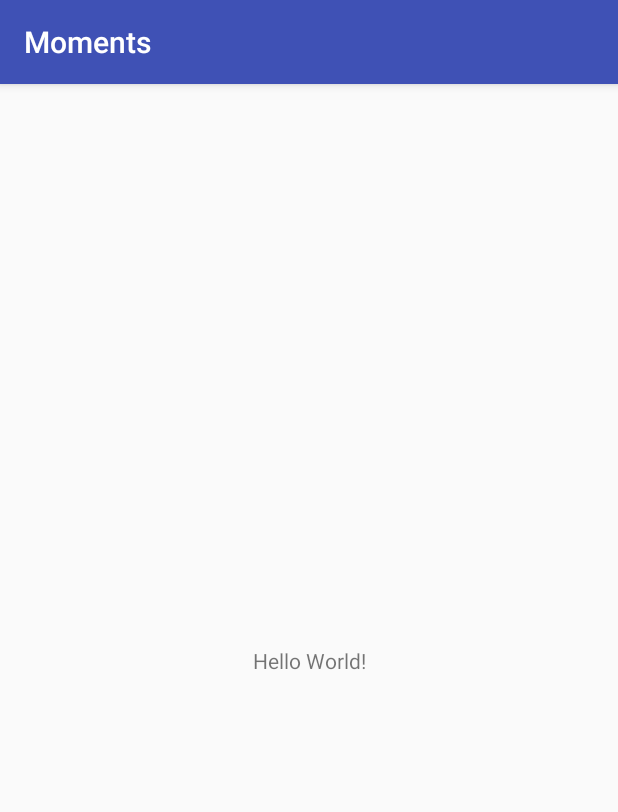
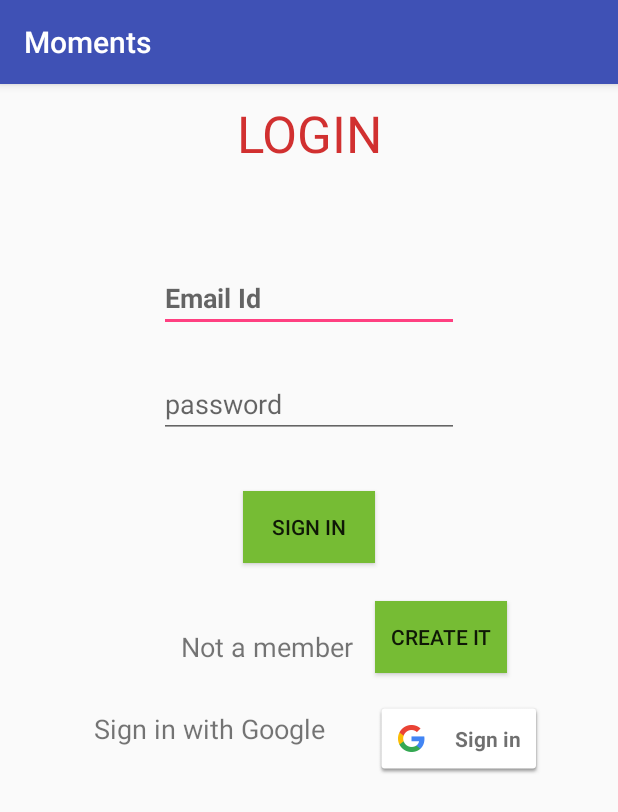
Before and after one commit to Ashu-Y/Moments, an Android app: the screen it shows after launch (MainActivity), on a phone screen of 412 x 824 dp. Shown: the top 812 px of the screen. Run offline under Robolectric (Android 15) with nearby library versions, the phone set to English and light mode, and no system bars.

Commit message:
XML Login

```diff
--- a/app/src/main/res/layout/activity_main.xml
+++ b/app/src/main/res/layout/activity_main.xml
@@ -1,19 +1,109 @@
 <?xml version="1.0" encoding="utf-8"?>
-<android.support.constraint.ConstraintLayout
+<RelativeLayout
     xmlns:android="http://schemas.android.com/apk/res/android"
     xmlns:app="http://schemas.android.com/apk/res-auto"
     xmlns:tools="http://schemas.android.com/tools"
     android:layout_width="match_parent"
     android:layout_height="match_parent"
-    tools:context="com.practice.android.moments.MainActivity">
+    tools:context="com.practice.android.moments.MainActivity"
+
+        tools:ignore="HardcodedText,RtlHardcoded">
+
+    <EditText
+        android:id="@+id/Emailogin"
+        android:layout_width="200dp"
+        android:layout_height="wrap_content"
+        android:layout_alignLeft="@+id/passlogin"
+        android:layout_alignStart="@+id/passlogin"
+        android:layout_below="@+id/textView"
+        android:layout_marginTop="70dp"
+        android:hint="Email Id"
+        android:inputType="textEmailAddress"
+        android:textStyle="bold"
+        tools:ignore="HardcodedText" />
+
+    <EditText
+        android:id="@+id/passlogin"
+        android:layout_width="200dp"
+        android:layout_height="wrap_content"
+        android:layout_below="@id/Emailogin"
+        android:layout_centerInParent="true"
+        android:layout_marginTop="25dp"
+        android:hint="password"
+        android:inputType="textPassword"
+        android:maxLength="10"
+        tools:ignore="HardcodedText" />
+
+    <Button
+        android:id="@+id/button"
+        android:layout_width="wrap_content"
+        android:layout_height="wrap_content"
+        android:layout_below="@+id/passlogin"
+        android:layout_centerHorizontal="true"
+        android:layout_marginTop="35dp"
+        android:background="#76bc34"
+        android:text="Sign in"
+        tools:ignore="HardcodedText" />
 
     <TextView
+        android:id="@+id/textView"
+        android:layout_width="match_parent"
+        android:layout_height="40dp"
+        android:layout_alignParentLeft="true"
+        android:layout_alignParentStart="true"
+        android:layout_alignParentTop="true"
+        android:layout_marginTop="10sp"
+
+        android:gravity="center"
+        android:text="LOGIN"
+        android:textAppearance="@style/TextAppearance.AppCompat.Display2"
+        android:textColor="#e8cc1b1b"
+        android:textSize="34sp" />
+
+
+    <Button
+        android:id="@+id/button2"
         android:layout_width="wrap_content"
         android:layout_height="wrap_content"
-        android:text="Hello World!"
-        app:layout_constraintBottom_toBottomOf="parent"
-        app:layout_constraintLeft_toLeftOf="parent"
-        app:layout_constraintRight_toRightOf="parent"
-        app:layout_constraintTop_toTopOf="parent"/>
+        android:layout_below="@+id/button"
+        android:layout_marginTop="25dp"
+        android:layout_toEndOf="@+id/button"
+        android:layout_toRightOf="@+id/button"
+        android:background="#76bc34"
+        android:text="create it" />
 
-</android.support.constraint.ConstraintLayout>
+    <TextView
+        android:id="@+id/textView2"
+        android:layout_width="wrap_content"
+        android:layout_height="35dp"
+        android:layout_alignBottom="@+id/button2"
+        android:layout_alignLeft="@+id/passlogin"
+        android:layout_alignStart="@+id/passlogin"
+        android:layout_toLeftOf="@+id/button2"
+        android:gravity="center"
+        android:text="Not a member"
+        android:textSize="18sp" />
+
+    <TextView
+    android:id="@+id/gooview"
+    android:layout_width="wrap_content"
+    android:layout_height="35dp"
+    android:layout_below="@+id/textView2"
+    android:layout_marginEnd="33dp"
+    android:layout_marginTop="19dp"
+    android:layout_toStartOf="@+id/button2"
+    android:gravity="center"
+    android:text="Sign in with Google"
+    android:textSize="18sp" />
+
+
+    <com.google.android.gms.common.SignInButton
+    android:id="@+id/goobut"
+    android:layout_width="wrap_content"
+    android:layout_height="wrap_content"
+    android:layout_alignTop="@+id/gooview"
+    android:layout_toEndOf="@+id/gooview">
+
+    </com.google.android.gms.common.SignInButton>
+
+</RelativeLayout>
```
